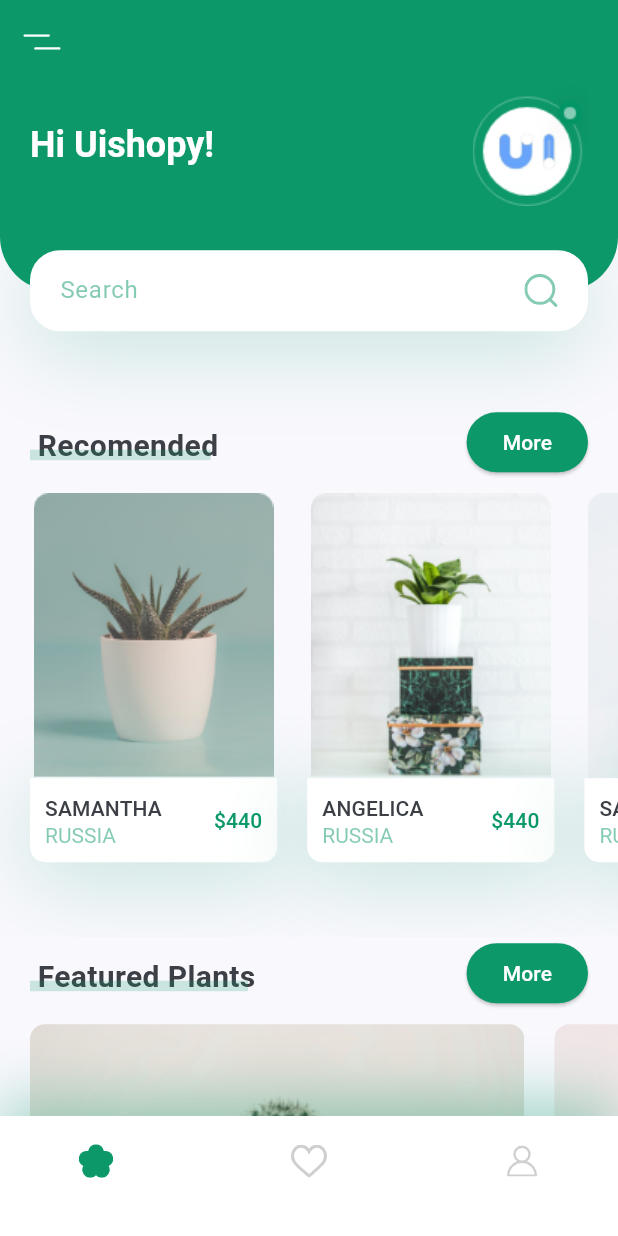
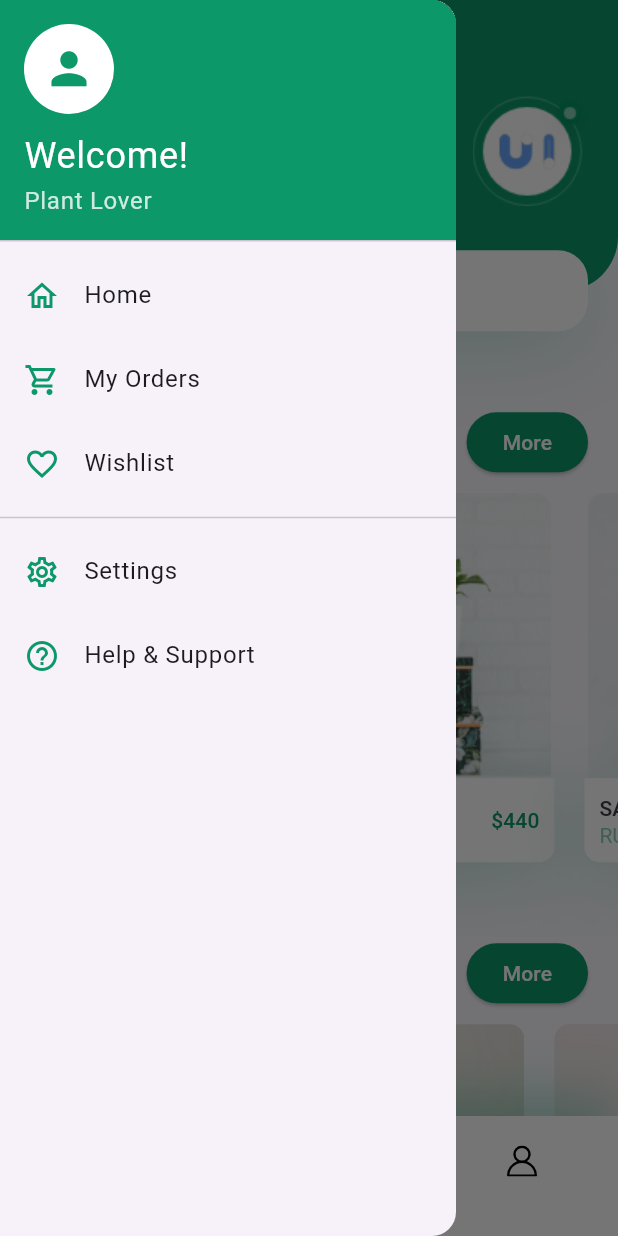
Before and after one commit to Demo7Vlizer/Plant_App, a Flutter app: the screen it shows after launch, with the side drawer open (before the commit the screen has no drawer), on a phone screen of 412 x 824 dp. Run offline on Flutter 3.47's test engine with Material 3 defaults, Android fonts, the phone set to English and light mode, and no system bars; our stand-ins replace flutter_svg.

Commit message:
adding feature like drawer and bottom navigation bar

```diff
--- /dev/null
+++ b/lib/components/base_layout.dart
@@ -0,0 +1,27 @@
+import 'package:flutter/material.dart';
+import 'my_bottom_nav_bar.dart';
+
+class BaseLayout extends StatelessWidget {
+  final Widget body;
+  final PreferredSizeWidget? appBar;
+  final int currentIndex;
+  final Widget? drawer;
+
+  const BaseLayout({
+    Key? key,
+    required this.body,
+    this.appBar,
+    required this.currentIndex,
+    this.drawer,
+  }) : super(key: key);
+
+  @override
+  Widget build(BuildContext context) {
+    return Scaffold(
+      appBar: appBar,
+      drawer: drawer,
+      body: body,
+      bottomNavigationBar: MyBottomNavBar(currentIndex: currentIndex),
+    );
+  }
+}
--- a/lib/components/my_bottom_nav_bar.dart
+++ b/lib/components/my_bottom_nav_bar.dart
@@ -1,12 +1,18 @@
 import 'package:flutter/material.dart';
 import 'package:flutter_svg/flutter_svg.dart';
+import 'package:my_app/screens/favorites/favorites_screen.dart';
+import 'package:my_app/screens/profile/profile_screen.dart';
+import 'package:my_app/screens/home/home_screen.dart';
 
 import '../constants.dart';
 
 class MyBottomNavBar extends StatelessWidget {
   const MyBottomNavBar({
     Key? key,
+    required this.currentIndex,
   }) : super(key: key);
+
+  final int currentIndex;
 
   @override
   Widget build(BuildContext context) {
@@ -31,16 +37,40 @@ class MyBottomNavBar extends StatelessWidget {
         mainAxisAlignment: MainAxisAlignment.spaceBetween,
         children: <Widget>[
           IconButton(
-            icon: SvgPicture.asset("assets/icons/flower.svg"),
-            onPressed: () {},
+            icon: SvgPicture.asset(
+              "assets/icons/flower.svg",
+              color: currentIndex == 0 ? kPrimaryColor : Colors.black,
+            ),
+            onPressed: () {
+              Navigator.pushReplacement(
+                context,
+                MaterialPageRoute(builder: (context) => HomeScreen()),
+              );
+            },
           ),
           IconButton(
-            icon: SvgPicture.asset("assets/icons/heart-icon.svg"),
-            onPressed: () {},
+            icon: SvgPicture.asset(
+              "assets/icons/heart-icon.svg",
+              color: currentIndex == 1 ? kPrimaryColor : Colors.black,
+            ),
+            onPressed: () {
+              Navigator.pushReplacement(
+                context,
+                MaterialPageRoute(builder: (context) => FavoritesScreen()),
+              );
+            },
           ),
           IconButton(
-            icon: SvgPicture.asset("assets/icons/user-icon.svg"),
-            onPressed: () {},
+            icon: SvgPicture.asset(
+              "assets/icons/user-icon.svg",
+              color: currentIndex == 2 ? kPrimaryColor : Colors.black,
+            ),
+            onPressed: () {
+              Navigator.pushReplacement(
+                context,
+                MaterialPageRoute(builder: (context) => ProfileScreen()),
+              );
+            },
           ),
         ],
       ),
--- /dev/null
+++ b/lib/components/my_drawer.dart
@@ -0,0 +1,111 @@
+import 'package:flutter/material.dart';
+import '../constants.dart';
+
+class MyDrawer extends StatelessWidget {
+  const MyDrawer({Key? key}) : super(key: key);
+
+  @override
+  Widget build(BuildContext context) {
+    return Drawer(
+      child: ListView(
+        padding: EdgeInsets.zero,
+        children: [
+          DrawerHeader(
+            decoration: BoxDecoration(
+              color: kPrimaryColor,
+            ),
+            child: Column(
+              crossAxisAlignment: CrossAxisAlignment.start,
+              children: [
+                CircleAvatar(
+                  radius: 30,
+                  backgroundColor: Colors.white,
+                  child: Icon(
+                    Icons.person,
+                    size: 35,
+                    color: kPrimaryColor,
+                  ),
+                ),
+                const SizedBox(height: 10),
+                Text(
+                  'Welcome!',
+                  style: TextStyle(
+                    color: Colors.white,
+                    fontSize: 24,
+                  ),
+                ),
+                Text(
+                  'Plant Lover',
+                  style: TextStyle(
+                    color: Colors.white.withOpacity(0.8),
+                    fontSize: 16,
+                  ),
+                ),
+              ],
+            ),
+          ),
+          ListTile(
+            leading: Icon(Icons.home_outlined, color: kPrimaryColor),
+            title: Text('Home'),
+            onTap: () {
+              Navigator.pop(context);
+            },
+          ),
+          ListTile(
+            leading: Icon(Icons.shopping_cart_outlined, color: kPrimaryColor),
+            title: Text('My Orders'),
+            onTap: () {
+              Navigator.pop(context);
+              ScaffoldMessenger.of(context).showSnackBar(
+                SnackBar(
+                  content: Text('Orders coming soon!'),
+                  backgroundColor: kPrimaryColor,
+                ),
+              );
+            },
+          ),
+          ListTile(
+            leading: Icon(Icons.favorite_border, color: kPrimaryColor),
+            title: Text('Wishlist'),
+            onTap: () {
+              Navigator.pop(context);
+              ScaffoldMessenger.of(context).showSnackBar(
+                SnackBar(
+                  content: Text('Wishlist coming soon!'),
+                  backgroundColor: kPrimaryColor,
+                ),
+              );
+            },
+          ),
+          Divider(),
+          ListTile(
+            leading: Icon(Icons.settings_outlined, color: kPrimaryColor),
+            title: Text('Settings'),
+            onTap: () {
+              Navigator.pop(context);
+              ScaffoldMessenger.of(context).showSnackBar(
+                SnackBar(
+                  content: Text('Settings coming soon!'),
+                  backgroundColor: kPrimaryColor,
+                ),
+              );
+            },
+          ),
+          ListTile(
+            leading: Icon(Icons.help_outline, color: kPrimaryColor),
+            title: Text('Help & Support'),
+            onTap: () {
+              Navigator.pop(context);
+              ScaffoldMessenger.of(context).showSnackBar(
+                SnackBar(
+                  content: Text('Help & Support coming soon!'),
+                  backgroundColor: kPrimaryColor,
+                ),
+              );
+            },
+          ),
+        ],
+      ),
+    );
+  }
+}
--- a/lib/constants.dart
+++ b/lib/constants.dart
@@ -4,5 +4,8 @@ import 'package:flutter/material.dart';
 const kPrimaryColor = Color(0xFF0C9869);
 const kTextColor = Color(0xFF3C4046);
 const kBackgroundColor = Color(0xFFF9F8FD);
+const kSecondaryColor = Color(0xFFE4E4E4);
+const kShadowColor = Color(0xFFE6E6E6);
 
 const double kDefaultPadding = 20.0;
+const double kDefaultBorderRadius = 10.0;
--- a/lib/screens/details/components/body.dart
+++ b/lib/screens/details/components/body.dart
@@ -5,6 +5,21 @@ import 'image_and_icons.dart';
 import 'title_and_price.dart';
 
 class Body extends StatelessWidget {
+  final String title;
+  final String country;
+  final double price;
+  final String image;
+  final String description;
+
+  const Body({
+    Key? key,
+    required this.title,
+    required this.country,
+    required this.price,
+    required this.image,
+    required this.description,
+  }) : super(key: key);
+
   @override
   Widget build(BuildContext context) {
     Size size = MediaQuery.of(context).size;
@@ -12,7 +27,11 @@ class Body extends StatelessWidget {
       child: Column(
         children: <Widget>[
           ImageAndIcons(size: size),
-          TitleAndPrice(title: "Angelica", country: "Russia", price: 440),
+          TitleAndPrice(
+            title: title,
+            country: country,
+            price: price.toInt(),
+          ),
           SizedBox(height: kDefaultPadding),
           Row(
             children: <Widget>[
--- a/lib/screens/home/components/featurred_plants.dart
+++ b/lib/screens/home/components/featurred_plants.dart
@@ -6,6 +6,7 @@ class FeaturedPlants extends StatelessWidget {
   const FeaturedPlants({
     Key? key,
   }) : super(key: key);
+
 
   @override
   Widget build(BuildContext context) {
--- a/lib/screens/home/components/header_with_seachbox.dart
+++ b/lib/screens/home/components/header_with_seachbox.dart
@@ -1,5 +1,4 @@
 import 'package:flutter/material.dart';
-import 'package:flutter_svg/flutter_svg.dart';
 
 import '../../../constants.dart';
 
@@ -16,7 +15,7 @@ class HeaderWithSearchBox extends StatelessWidget {
     return Container(
       margin: EdgeInsets.only(bottom: kDefaultPadding * 2.5),
       // It will cover 20% of our total height
-      height: size.height * 0.2,    //it's taking 20% of the screen height and adding it to the container
+      height: size.height * 0.2,
       child: Stack(
         children: <Widget>[
           Container(
@@ -25,7 +24,7 @@ class HeaderWithSearchBox extends StatelessWidget {
               right: kDefaultPadding,
               bottom: 36 + kDefaultPadding,
             ),
-            height: size.height * 0.2 - 27,   //it's taking 20% of the screen height and subtracting 27
+            height: size.height * 0.2 - 27,
             decoration: BoxDecoration(
               color: kPrimaryColor,
               borderRadius: BorderRadius.only(
@@ -77,10 +76,13 @@ class HeaderWithSearchBox extends StatelessWidget {
                         ),
                         enabledBorder: InputBorder.none,
                         focusedBorder: InputBorder.none,
+                        prefixIcon: Icon(
+                          Icons.search,
+                          color: kPrimaryColor.withOpacity(0.5),
+                        ),
                       ),
                     ),
                   ),
-                  SvgPicture.asset("assets/icons/search.svg"),
                 ],
               ),
             ),
--- a/lib/screens/home/components/recomend_plants.dart
+++ b/lib/screens/home/components/recomend_plants.dart
@@ -22,7 +22,13 @@ class RecomendsPlants extends StatelessWidget {
               Navigator.push(
                 context,
                 MaterialPageRoute(
-                  builder: (context) => DetailsScreen(),
+                  builder: (context) => DetailsScreen(
+                    title: "Samantha",
+                    country: "Russia",
+                    price: 440,
+                    image: "assets/images/image_1.png",
+                    description: "A beautiful plant native to Russia.",
+                  ),
                 ),
               );
             },
@@ -36,7 +42,13 @@ class RecomendsPlants extends StatelessWidget {
               Navigator.push(
                 context,
                 MaterialPageRoute(
-                  builder: (context) => DetailsScreen(),
+                  builder: (context) => DetailsScreen(
+                    title: "Angelica",
+                    country: "Russia",
+                    price: 440,
+                    image: "assets/images/image_2.png",
+                    description: "A beautiful plant native to Russia.",
+                  ),
                 ),
               );
             },
@@ -70,14 +82,14 @@ class RecomendPlantCard extends StatelessWidget {
 
   @override
   Widget build(BuildContext context) {
-    Size size = MediaQuery.of(context).size;
+    Size size = MediaQuery.of(context).size;   //it's used to make the card width responsive
     return Container(
       margin: EdgeInsets.only(
         left: kDefaultPadding,
         top: kDefaultPadding / 2,
         bottom: kDefaultPadding * 2.5,
       ),
-      width: size.width * 0.4,   //it's taking 40% of the screen width
+      width: size.width * 0.4,    //-- It'll will cover 40% of our total width..
       child: Column(
         children: <Widget>[
           Image.asset(image),
--- a/lib/screens/home/home_screen.dart
+++ b/lib/screens/home/home_screen.dart
@@ -1,27 +1,36 @@
 import 'package:flutter/material.dart';
 import 'package:flutter_svg/flutter_svg.dart';
-import 'package:my_app/components/my_bottom_nav_bar.dart';
-import 'package:my_app/constants.dart';
+import 'package:my_app/components/base_layout.dart';
+import 'package:my_app/components/my_drawer.dart';
 import 'package:my_app/screens/home/components/body.dart';
 
 class HomeScreen extends StatelessWidget {
   @override
   Widget build(BuildContext context) {
-    return Scaffold(
-      appBar: buildAppBar(),
+    return BaseLayout(
+      currentIndex: 0,
+      appBar: buildAppBar(context),
       body: Body(),
-      bottomNavigationBar: MyBottomNavBar(),
+      drawer: MyDrawer(),
     );
   }
 
-
-  AppBar buildAppBar() {
+  AppBar buildAppBar(BuildContext context) {
     return AppBar(
-      elevation: 0,
-      backgroundColor: kPrimaryColor,
-      leading: IconButton(
-        icon: SvgPicture.asset("assets/icons/menu.svg"),
-        onPressed: () {},
+      backgroundColor: Color(0xFF0C9869),
+      elevation: 0.0,
+      leading: Builder(
+        builder: (BuildContext context) {
+          return IconButton(
+            icon: SvgPicture.asset(
+              "assets/icons/menu.svg",
+              color: Colors.white,
+            ),
+            onPressed: () {
+              Scaffold.of(context).openDrawer();
+            },
+          );
+        },
       ),
     );
   }
```
Also changed, not shown: lib/screens/details/details_screen.dart (+22 -1 lines), lib/screens/favorites/favorites_screen.dart (added, +30 -0 lines), lib/screens/home/components/featured_plants.dart (added, +242 -0 lines), lib/screens/profile/profile_screen.dart (added, +30 -0 lines), lib/utils/page_transition.dart (added, +33 -0 lines).
